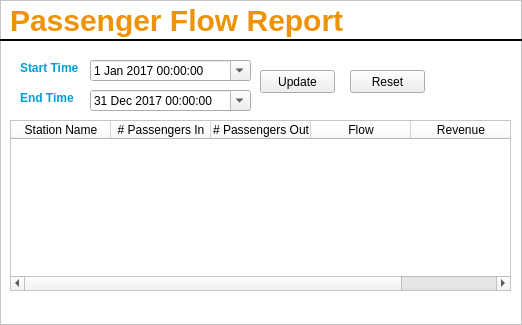
Before: the Qt Designer form app/ui/passengerFlowReport.ui in alishan-kaisani/CS4400-GUI, drawn with Qt 5.
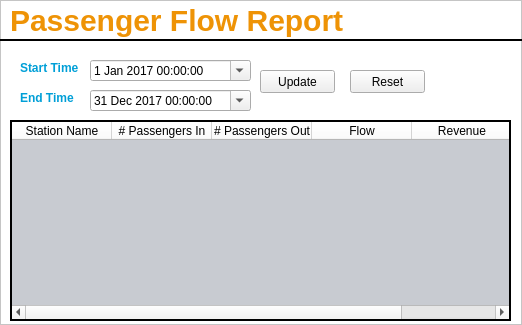
After: the same form once the commit is applied. Icons and pictures are not drawn.

What changed in the file:
```diff
--- a/app/ui/passengerFlowReport.ui
+++ b/app/ui/passengerFlowReport.ui
@@ -109,41 +109,6 @@
     <string>End Time</string>
    </property>
   </widget>
-  <widget class="QTableWidget" name="tableWidget">
-   <property name="geometry">
-    <rect>
-     <x>10</x>
-     <y>120</y>
-     <width>501</width>
-     <height>171</height>
-    </rect>
-   </property>
-   <column>
-    <property name="text">
-     <string>Station Name</string>
-    </property>
-   </column>
-   <column>
-    <property name="text">
-     <string># Passengers In</string>
-    </property>
-   </column>
-   <column>
-    <property name="text">
-     <string># Passengers Out</string>
-    </property>
-   </column>
-   <column>
-    <property name="text">
-     <string>Flow</string>
-    </property>
-   </column>
-   <column>
-    <property name="text">
-     <string>Revenue</string>
-    </property>
-   </column>
-  </widget>
   <widget class="QLabel" name="startTimeLabel">
    <property name="geometry">
     <rect>
@@ -289,6 +254,86 @@
     <bool>true</bool>
    </property>
   </widget>
+  <widget class="QTableWidget" name="tableWidget">
+   <property name="geometry">
+    <rect>
+     <x>10</x>
+     <y>120</y>
+     <width>501</width>
+     <height>201</height>
+    </rect>
+   </property>
+   <property name="focusPolicy">
+    <enum>Qt::StrongFocus</enum>
+   </property>
+   <property name="autoFillBackground">
+    <bool>false</bool>
+   </property>
+   <property name="styleSheet">
+    <string notr="true">#tableWidget {background-color: #c8cbd1;}</string>
+   </property>
+   <property name="frameShape">
+    <enum>QFrame::WinPanel</enum>
+   </property>
+   <property name="frameShadow">
+    <enum>QFrame::Plain</enum>
+   </property>
+   <property name="sizeAdjustPolicy">
+    <enum>QAbstractScrollArea::AdjustToContents</enum>
+   </property>
+   <property name="editTriggers">
+    <set>QAbstractItemView::NoEditTriggers</set>
+   </property>
+   <property name="alternatingRowColors">
+    <bool>true</bool>
+   </property>
+   <property name="selectionMode">
+    <enum>QAbstractItemView::SingleSelection</enum>
+   </property>
+   <property name="selectionBehavior">
+    <enum>QAbstractItemView::SelectRows</enum>
+   </property>
+   <property name="sortingEnabled">
+    <bool>true</bool>
+   </property>
+   <property name="columnCount">
+    <number>5</number>
+   </property>
+   <attribute name="horizontalHeaderCascadingSectionResizes">
+    <bool>false</bool>
+   </attribute>
+   <attribute name="horizontalHeaderStretchLastSection">
+    <bool>false</bool>
+   </attribute>
+   <attribute name="verticalHeaderVisible">
+    <bool>false</bool>
+   </attribute>
+   <column>
+    <property name="text">
+     <string>Station Name</string>
+    </property>
+   </column>
+   <column>
+    <property name="text">
+     <string># Passengers In</string>
+    </property>
+   </column>
+   <column>
+    <property name="text">
+     <string># Passengers Out</string>
+    </property>
+   </column>
+   <column>
+    <property name="text">
+     <string>Flow</string>
+    </property>
+   </column>
+   <column>
+    <property name="text">
+     <string>Revenue</string>
+    </property>
+   </column>
+  </widget>
  </widget>
  <resources>
   <include location="../qtResources.qrc"/>
```
